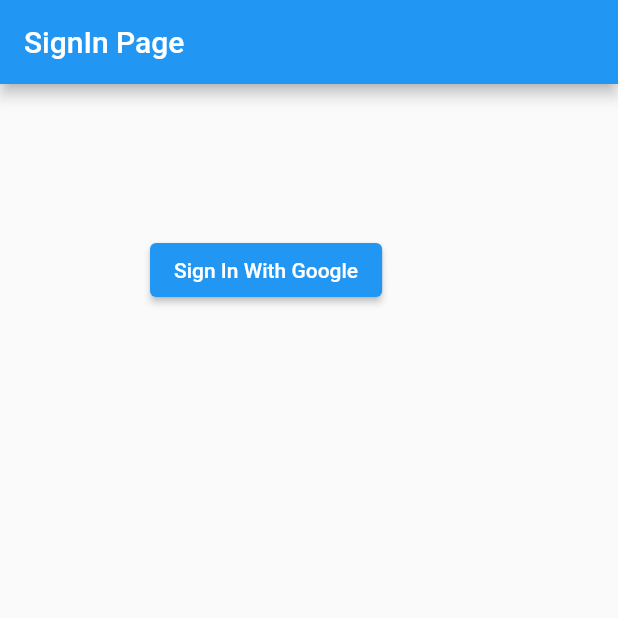
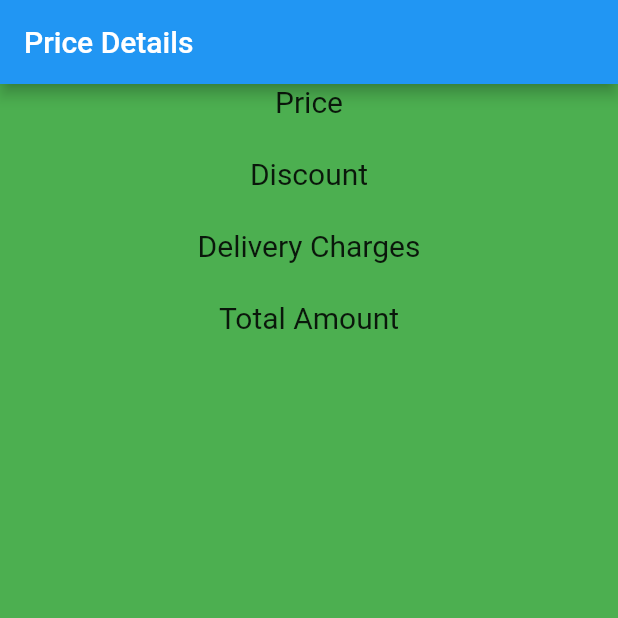
Before and after one commit to parmujr/freecommerce, a Flutter app: the screen it shows after launch, on a phone screen of 412 x 824 dp, the top half of it. Run offline on Flutter 3.47's test engine with Material 2 defaults, Android fonts, the phone set to English and light mode, and no system bars; our stand-ins replace cloud_firestore, firebase_auth, firebase_core, google_sign_in; accounts and stored records are empty.

Commit message:
11/04/2021

```diff
--- a/lib/main.dart
+++ b/lib/main.dart
@@ -2,11 +2,10 @@ import 'package:firebase_core/firebase_core.dart';
 import 'package:flutter/material.dart';
 import 'package:flutter_free_commerce/controllers/cart_controller.dart';
 import 'package:flutter_free_commerce/views/auth_view.dart';
-import 'package:flutter_free_commerce/views/cart_view.dart';
-import 'package:flutter_free_commerce/views/profile_view.dart';
+import 'package:flutter_free_commerce/views/home_view.dart';
+import 'package:flutter_free_commerce/views/price_details.dart';
 import 'package:flutter_free_commerce/views/shop_view.dart';
-import 'package:flutter_free_commerce/views/widgets/profile_update.dart';
-import 'package:flutter_free_commerce/views/sign_in.dart';
+
 
 final cart = CartController();
 
@@ -34,7 +33,7 @@ class _MyAppState extends State<MyApp> {
       debugShowCheckedModeBanner: false,
       title: 'Flutter e-commerce',
       home:
-      initialized ? AuthView() : Center(child: CircularProgressIndicator()),
+      initialized ? PriceDetails() : Center(child: CircularProgressIndicator()),
     );
   }
 
--- /dev/null
+++ b/lib/views/price_details.dart
@@ -0,0 +1,58 @@
+import 'package:flutter/material.dart';
+
+class PriceDetails extends StatefulWidget {
+  @override
+  _PriceDetailsState createState() => _PriceDetailsState();
+}
+
+class _PriceDetailsState extends State<PriceDetails> {
+  @override
+  Widget build(BuildContext context) {
+    return Scaffold(
+      backgroundColor: Colors.green,
+      appBar: AppBar(
+        title: Text("Price Details"),
+      ),
+      body: Container(
+          color: Colors.green,
+          child: Column(
+            children: [
+              Text(
+                "Price",
+                style: TextStyle(fontSize: 20),
+              ),
+              SizedBox(
+                height: 25,
+              ),
+              Text(
+                "Discount",
+                style: TextStyle(fontSize: 20),
+              ),
+              SizedBox(
+                height: 25,
+              ),
+              Text(
+                "Delivery Charges",
+                style: TextStyle(fontSize: 20),
+              ),
+              SizedBox(
+                height: 25,
+              ),
+              Text(
+                "Total Amount",
+                style: TextStyle(fontSize: 20),
+              ),
+              SizedBox(
+                height: 25,
+              ),
+              Row(
+                children: [
+
+                ],
+              )
+            ],
+          ),
+      ),
+    );
+  }
+}
--- a/lib/views/shop_view.dart
+++ b/lib/views/shop_view.dart
@@ -15,7 +15,6 @@ class _ShopViewState extends State<ShopView> {
           title: Text("Shopping"),
         ),
         body: Card(
-
           child: Container(
             padding: EdgeInsets.all(20),
             child: Column(
```
